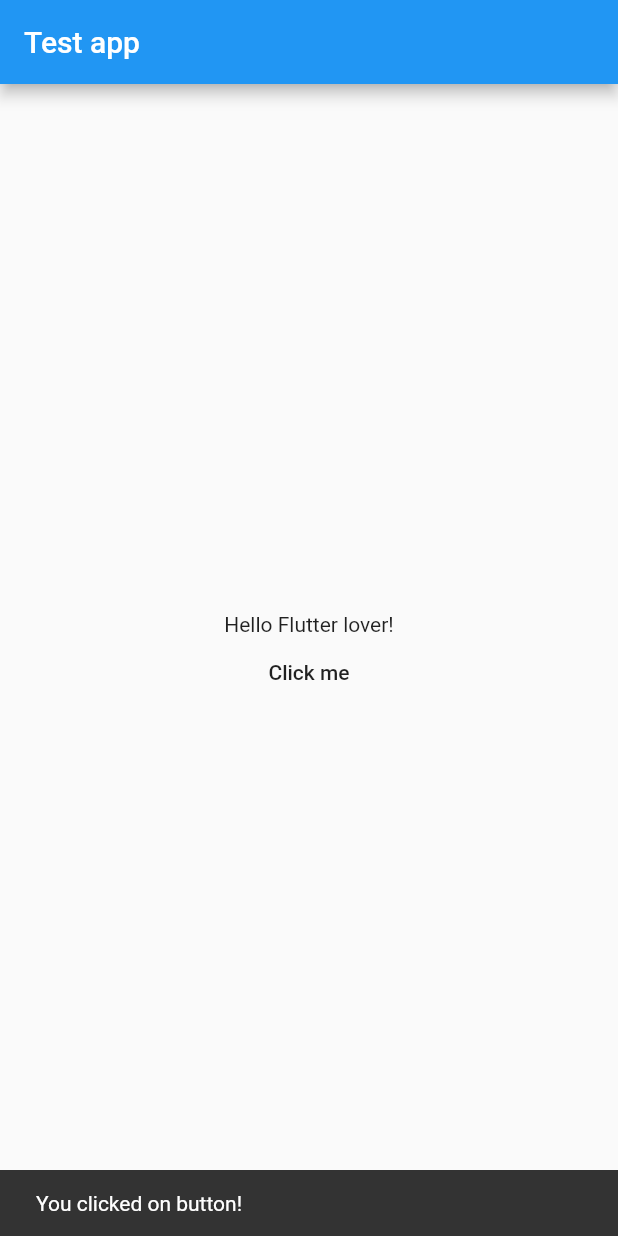
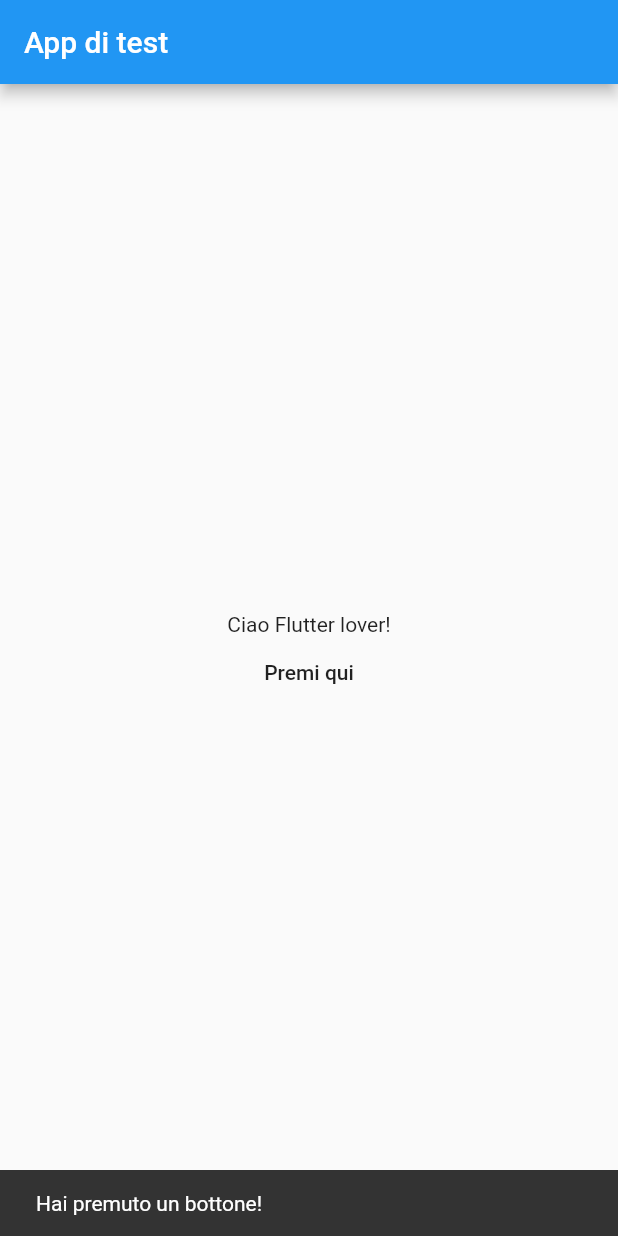
Before and after one commit to ilteoood/flutter_i18n, a Flutter app: the screen it shows after launch, after a tap on "Click me", on a phone screen of 412 x 824 dp. Run offline on Flutter 3.47's test engine with Material 2 defaults, Android fonts, the phone set to English and light mode, and no system bars.

```diff
--- /dev/null
+++ b/example/assets/flutter_i18n/it.json
@@ -0,0 +1,10 @@
+{
+  "title": "App di test",
+  "label":{
+    "main": "Ciao {user}!"
+  },
+  "button":{
+    "clickMe": "Premi qui"
+  },
+  "toastMessage": "Hai premuto un bottone!"
+}
--- a/example/lib/main.dart
+++ b/example/lib/main.dart
@@ -23,7 +23,20 @@ class MyApp extends StatelessWidget {
   }
 }
 
-class MyHomePage extends StatelessWidget {
+class MyHomePage extends StatefulWidget {
+  @override
+  MyHomeState createState() => new MyHomeState();
+}
+
+class MyHomeState extends State<MyHomePage> {
+  String currentLang = 'en';
+
+  switchLang() {
+    setState(() {
+      currentLang = currentLang == 'en' ? 'it' : 'en';
+    });
+  }
+
   @override
   Widget build(BuildContext context) {
     return new Scaffold(
@@ -34,13 +47,16 @@ class MyHomePage extends StatelessWidget {
           child: new Column(
             mainAxisAlignment: MainAxisAlignment.center,
             children: <Widget>[
-              new Text(FlutterI18n.translate(context, "label.main",  Map.fromIterables(["user"], ["Flutter lover"]))),
+              new Text(FlutterI18n.translate(context, "label.main",
+                  Map.fromIterables(["user"], ["Flutter lover"]))),
               new FlatButton(
-                  onPressed: () {
+                  onPressed: () async {
+                    switchLang();
+                    await FlutterI18n.refresh(context, currentLang);
                     Scaffold.of(context).showSnackBar(new SnackBar(
-                          content: new Text(
-                              FlutterI18n.translate(context, "toastMessage")),
-                        ));
+                      content: new Text(
+                          FlutterI18n.translate(context, "toastMessage")),
+                    ));
                   },
                   child: new Text(
                       FlutterI18n.translate(context, "button.clickMe")))
--- a/lib/flutter_i18n.dart
+++ b/lib/flutter_i18n.dart
@@ -26,8 +26,8 @@ class FlutterI18n {
     return true;
   }
 
-  Future _loadCurrentTranslation() async {
-    this.locale = await _findCurrentLocale();
+  Future _loadCurrentTranslation([final Locale locale]) async {
+    this.locale = locale != null ? locale : await _findCurrentLocale();
     await _loadFile(_composeFileName());
   }
 
@@ -52,6 +52,13 @@ class FlutterI18n {
         () => Locale(systemLocaleSplitted[0], systemLocaleSplitted[1]));
   }
 
+  static Future refresh(final BuildContext context, final String languageCode,
+      {final String countryCode}) async {
+    final Locale forcedLocale = new Locale(languageCode, countryCode);
+    final FlutterI18n currentInstance = retrieveCurrentInstance(context);
+    await currentInstance._loadCurrentTranslation(forcedLocale);
+  }
+
   static String translate(final BuildContext context, final String key,
       [final Map<String, String> translationParams]) {
     String translation = _translateWithKeyFallback(context, key);
@@ -72,13 +79,17 @@ class FlutterI18n {
 
   static String _translateWithKeyFallback(BuildContext context, String key) {
     final Map<String, dynamic> decodedStrings =
-        Localizations.of<FlutterI18n>(context, FlutterI18n).decodedMap;
+        retrieveCurrentInstance(context).decodedMap;
     final List<String> splittedKey = key.split(".");
     String translation = _decodeFromMap(decodedStrings, splittedKey);
     if (translation == null) {
       translation = key;
     }
     return translation;
+  }
+
+  static FlutterI18n retrieveCurrentInstance(BuildContext context) {
+    return Localizations.of<FlutterI18n>(context, FlutterI18n);
   }
 
   static String _decodeFromMap(
--- a/pubspec.yaml
+++ b/pubspec.yaml
@@ -1,6 +1,6 @@
 name: flutter_i18n
 description: i18n made easy for Flutter. With flutter_i18n you can make your app international, using just a simple .json file!
-version: 0.2.0
+version: 0.3.0
 author: Matteo Pietro Dazzi <matteopietro.dazzi@gmail.com>
 homepage: https://github.com/ilteoood/flutter_i18n
 
```
Also changed, not shown: example/pubspec.lock, 2 other files.
